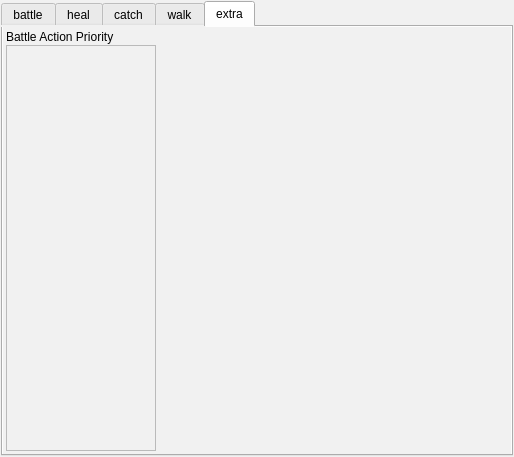
The window that SaSH/form/afkform.ui (bestkakkoii/SaSH) describes before a commit, drawn with Qt 5.
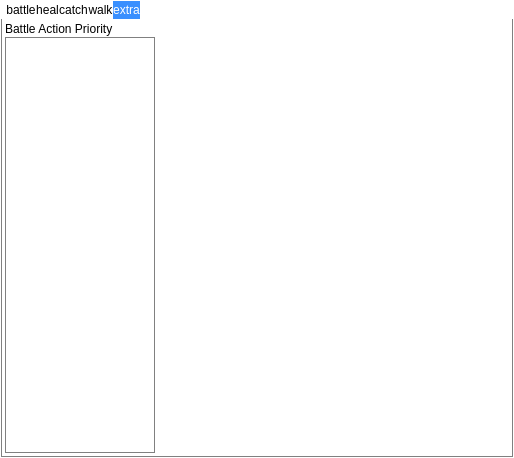
The same window after the commit. The open tabs and pages were chosen to show the change. Custom widgets are drawn as their Qt base class.

```diff
--- a/SaSH/form/afkform.ui
+++ b/SaSH/form/afkform.ui
@@ -7,7 +7,7 @@
     <x>0</x>
     <y>0</y>
     <width>514</width>
-    <height>451</height>
+    <height>458</height>
    </rect>
   </property>
   <property name="maximumSize">
@@ -20,7 +20,8 @@
    <string>AfkForm</string>
   </property>
   <property name="styleSheet">
-   <string notr="true">background-color: #F1F1F1;</string>
+   <string notr="true">	background-color: white;
+	color: black;</string>
   </property>
   <layout class="QGridLayout" name="gridLayout">
    <property name="leftMargin">
@@ -46,6 +47,101 @@
        <verstretch>0</verstretch>
       </sizepolicy>
      </property>
+     <property name="styleSheet">
+      <string notr="true">		QWidget {
+			background-color: white;
+			color: black;
+		}
+
+		QGroupBox {
+			background-color: white;
+			color: black;
+		}
+
+		QTabWidget{
+			color: black;
+			background-color: white;
+			border-top:0px solid gray;
+
+			background-clip:gray;
+			background-origin:gray;
+		}
+
+		QTabWidget::pane{
+			color: black;
+			background-color: white;
+			border-top:0px solid gray;
+
+			top:0px;
+			border-bottom:1px solid gray;
+			border-right:1px solid gray;
+			border-left:1px solid gray;
+		}
+
+		QTabWidget::tab-bar
+		{
+			alignment: left;
+			top:0px;
+			left:5px;
+			border:none;
+		}
+
+		QTabBar::tab:first{
+			color: black;
+			background-color: white;
+			border-top:0px solid gray;
+
+			padding-left:0px;
+			padding-right:0px;
+			height:18px;
+			margin-left:0px;
+			margin-right:0px;
+		}
+
+		QTabBar::tab:middle{
+			color: black;
+			background-color: white;
+			border-top:0px solid gray;
+
+			padding-left:0px;
+			padding-right:0px;
+			height:18px;
+			margin-left:0px;
+			margin-right:0px;
+		}
+
+		QTabBar::tab:last{
+			color: black;
+			background-color: white;
+			border-top:0px solid gray;
+
+			padding-left:0px;
+			padding-right:0px;
+			height:18px;
+			margin-left:0px;
+			margin-right:0px;
+		}
+
+		QTabBar::tab:selected{
+			color:white;
+			background-color: #398FFE;
+			border-top:0px solid #3282F6;
+
+		}
+
+		QTabBar::tab:hover{
+			color:white;
+			background-color: #398FFE;
+			border-top:0px solid #3282F6;
+
+			padding-left:0px;
+			padding-right:0px;
+			height:18px;
+			margin-left:0px;
+			margin-right:0px;
+		}
+</string>
+     </property>
      <property name="currentIndex">
       <number>0</number>
      </property>
@@ -4343,6 +4439,93 @@
                <height>16777215</height>
               </size>
              </property>
+             <property name="styleSheet">
+              <string notr="true">QWidget {
+    color: black;
+    background: white;
+}
+
+QTableWidget {
+    color: black;
+    background-color: white;
+    border: 1px solid gray;
+    alternate-background-color: white;
+    gridline-color: gray;
+	font-size:12px;
+	outline:0px; /*虛線框*/
+}
+
+QTableWidget QTableCornerButton::section {
+    background-color: white;
+    border: 1px solid gray;
+}
+
+QHeaderView::section {
+    color: black;
+    background-color: white;
+	border: 1px solid gray;
+}
+
+QHeaderView::section:horizontal
+{
+    color: black;
+    background-color: white;
+}
+
+QHeaderView::section:vertical
+{
+    color: black;
+    background-color: white;
+}
+/*
+QTableWidget::item {
+    color: black;
+    background-color: white;
+	min-height: 11px;
+    font-size:12px;
+}
+
+QTableWidget::item:selected {
+    color: white;
+    background-color:black;
+}
+
+QTableWidget::item:hover {
+    color: white;
+    background-color:black;
+}
+*/
+QScrollBar:vertical {
+	min-height: 30px;  
+    background-color: white; 
+}
+
+QScrollBar::handle:vertical {
+    background-color: white;
+  	border: 3px solid  white;
+	min-height:30px;
+}
+
+QScrollBar::handle:hover:vertical,
+QScrollBar::handle:pressed:vertical {
+    background-color: #3487FF;
+}
+
+QScrollBar:horizontal {
+    background-color: white; 
+}
+
+QScrollBar::handle:horizontal {
+    background-color: #3282F6;
+  	border: 3px solid white;
+	min-width:50px;
+}
+
+QScrollBar::handle:hover:horizontal,
+QScrollBar::handle:pressed:horizontal {
+    background-color: #3487FF;
+}</string>
+             </property>
              <property name="editTriggers">
               <set>QAbstractItemView::NoEditTriggers</set>
              </property>
```
Left out of the diff: 2 changed lines with no effect on the pictures.
